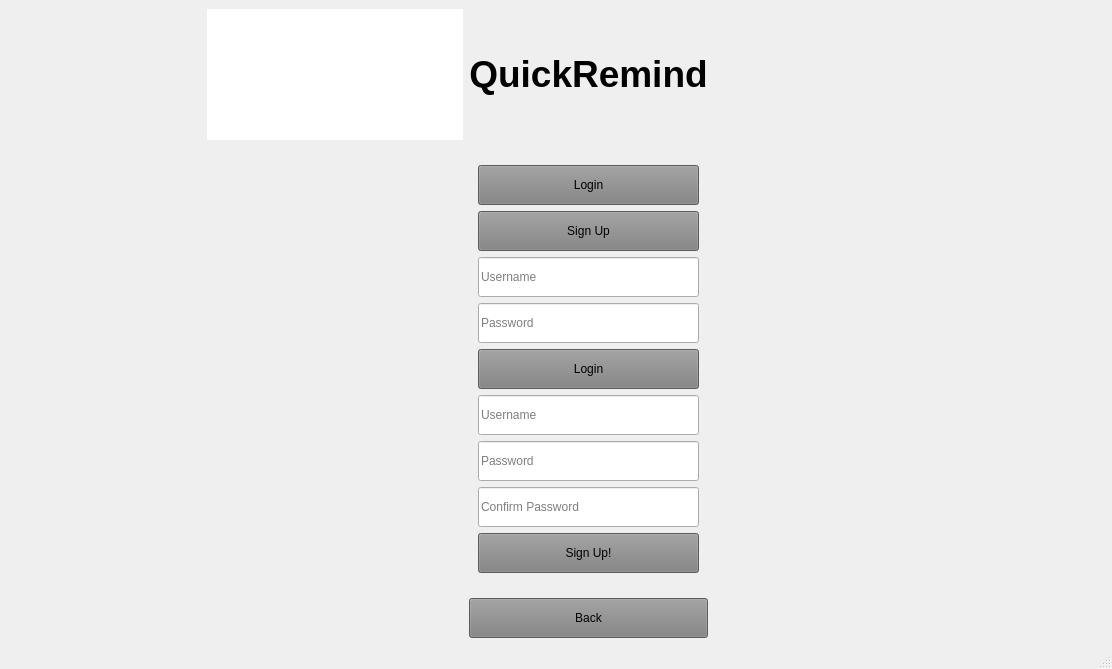
Old version of the form splashpage.ui in the repository patrickijieh/reminderapp.
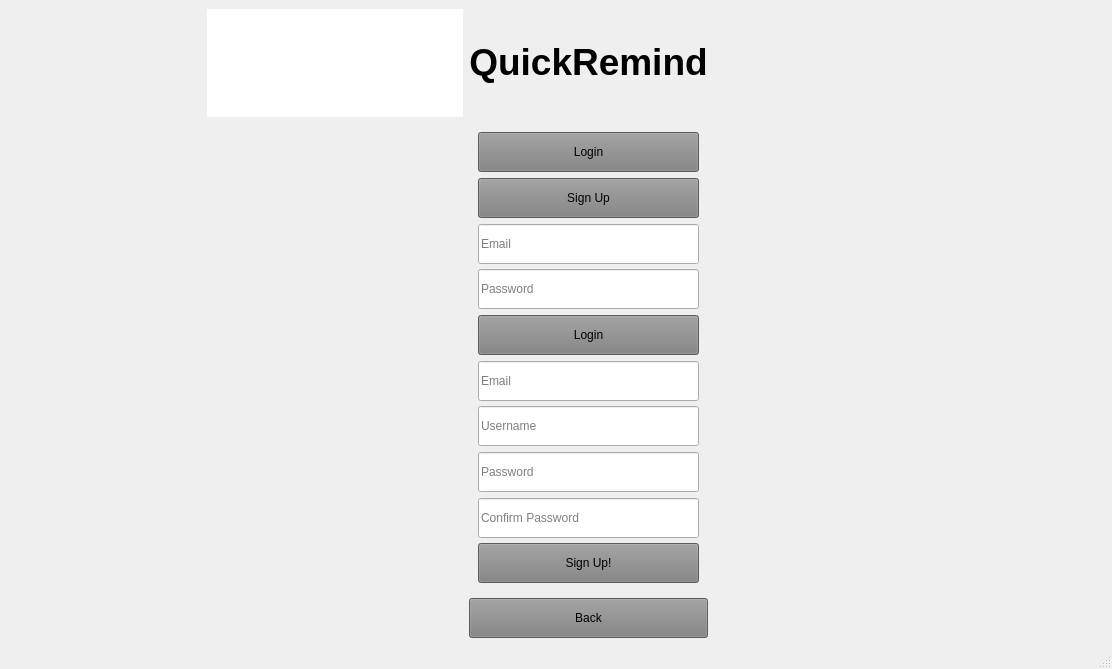
New version of the form. Icons and pictures are not drawn.

What changed in the file:
```diff
--- a/splashpage.ui
+++ b/splashpage.ui
@@ -107,7 +107,7 @@
         <widget class="QLineEdit" name="login_username">
          <property name="minimumSize">
           <size>
-           <width>0</width>
+           <width>200</width>
            <height>40</height>
           </size>
          </property>
@@ -115,7 +115,7 @@
           <string/>
          </property>
          <property name="placeholderText">
-          <string>Username</string>
+          <string>Email</string>
          </property>
         </widget>
        </item>
@@ -123,7 +123,7 @@
         <widget class="QLineEdit" name="login_password">
          <property name="minimumSize">
           <size>
-           <width>0</width>
+           <width>200</width>
            <height>40</height>
           </size>
          </property>
@@ -151,11 +151,27 @@
          </property>
         </widget>
        </item>
+       <item>
+        <widget class="QLineEdit" name="signup_email">
+         <property name="minimumSize">
+          <size>
+           <width>200</width>
+           <height>40</height>
+          </size>
+         </property>
+         <property name="text">
+          <string/>
+         </property>
+         <property name="placeholderText">
+          <string>Email</string>
+         </property>
+        </widget>
+       </item>
        <item>
         <widget class="QLineEdit" name="signup_username">
          <property name="minimumSize">
           <size>
-           <width>0</width>
+           <width>200</width>
            <height>40</height>
           </size>
          </property>
@@ -171,7 +187,7 @@
         <widget class="QLineEdit" name="signup_password">
          <property name="minimumSize">
           <size>
-           <width>0</width>
+           <width>200</width>
            <height>40</height>
           </size>
          </property>
@@ -190,7 +206,7 @@
         <widget class="QLineEdit" name="signup_password_2">
          <property name="minimumSize">
           <size>
-           <width>0</width>
+           <width>200</width>
            <height>40</height>
           </size>
          </property>
```
Left out of the diff: 206 changed lines with no effect on the pictures.
